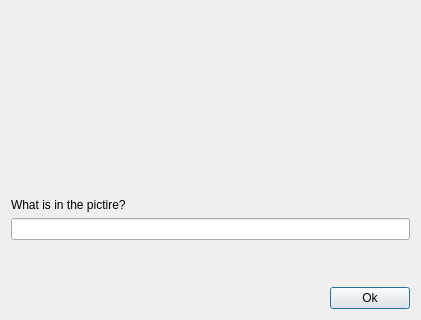
krakenaut9/LoginProject, file captchawindow.ui: the form before one commit.
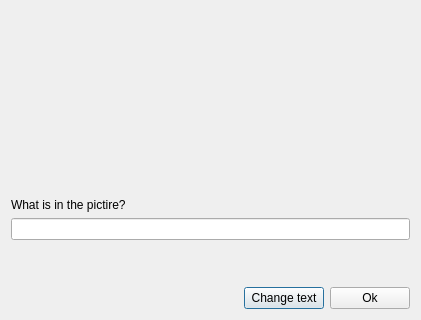
The form after the commit.

Commit message: Added change text button

```diff
--- a/captchawindow.ui
+++ b/captchawindow.ui
@@ -127,6 +127,13 @@
        </property>
       </spacer>
      </item>
+     <item>
+      <widget class="QPushButton" name="changeTextButton">
+       <property name="text">
+        <string>Change text</string>
+       </property>
+      </widget>
+     </item>
      <item>
       <widget class="QPushButton" name="okButton">
        <property name="text">
```
The commit also changes 2 other files.
